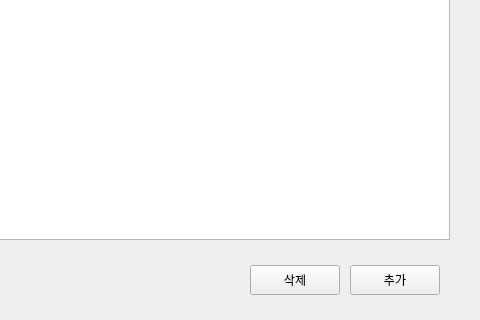
shear99/AddressBook, file mainpagewidget.ui: the form before one commit; both pictures show x 320 to 800 and y 280 to 600 of the 800 by 600 pixel window.
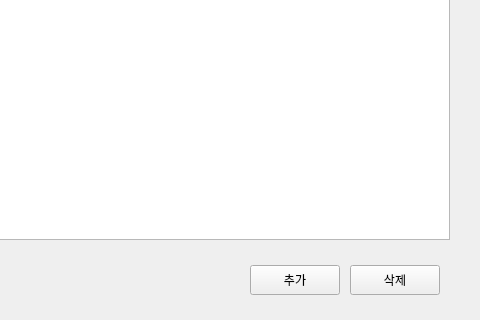
The form after the commit.

Commit message:
디테일 페이지 UI 수정
- 디테일 페이지의 UI 레이아웃 및 위젯 구성 변경
- QLineEdit 편집 모드 및 스타일 개선

Diff of the .ui file:
```diff
--- a/mainpagewidget.ui
+++ b/mainpagewidget.ui
@@ -26,7 +26,7 @@
   <widget class="QPushButton" name="addButton">
    <property name="geometry">
     <rect>
-     <x>670</x>
+     <x>570</x>
      <y>545</y>
      <width>90</width>
      <height>30</height>
@@ -39,7 +39,7 @@
   <widget class="QPushButton" name="deleteButton">
    <property name="geometry">
     <rect>
-     <x>570</x>
+     <x>670</x>
      <y>545</y>
      <width>90</width>
      <height>30</height>
```
The commit also changes 3 other files.
